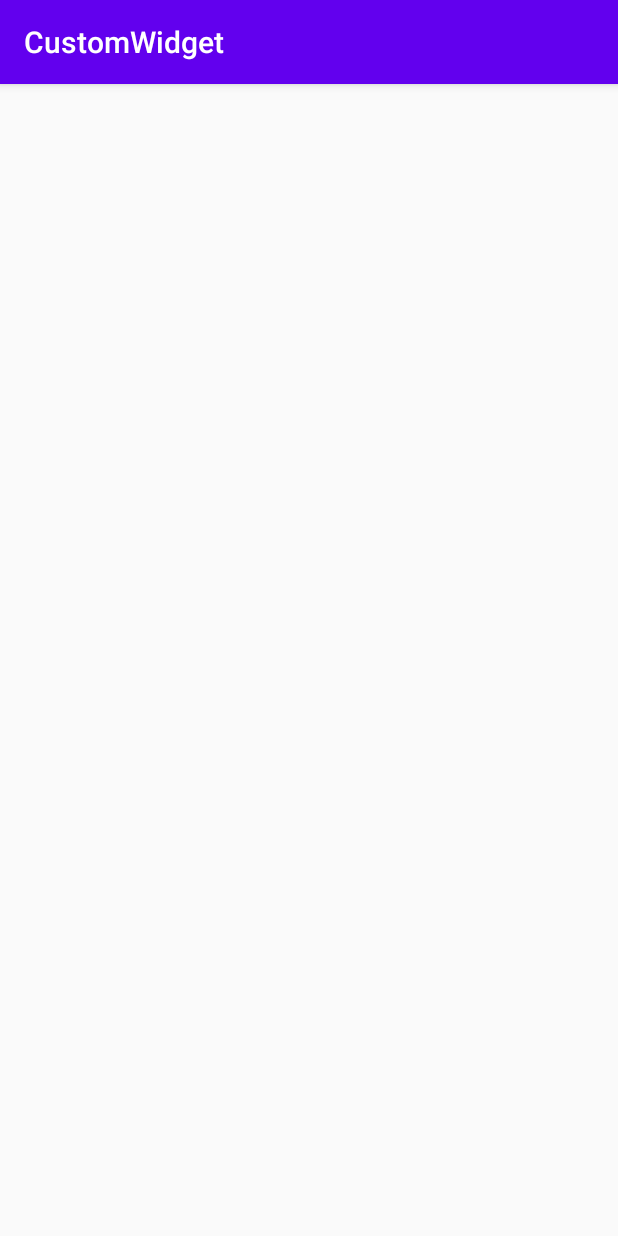
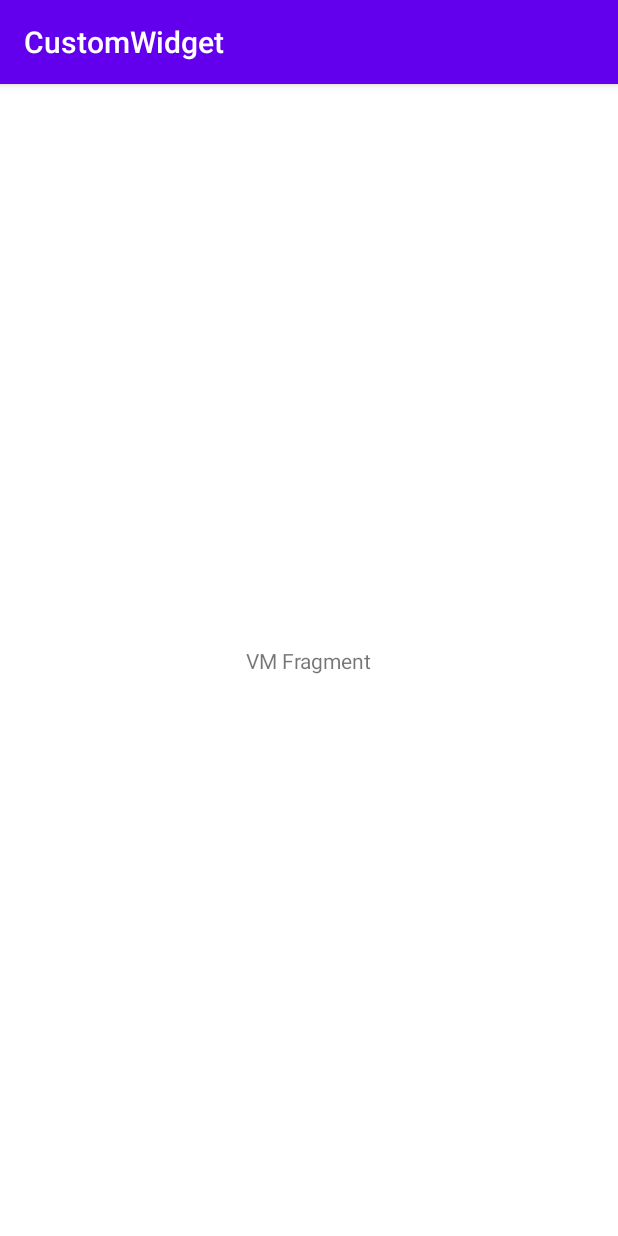
Before and after one commit to LucasDevelop/CustomView, an Android app: the VM2Activity screen opened directly, with no data from a screen before it, on a phone screen of 412 x 824 dp. Run offline under Robolectric (Android 15) with nearby library versions, the phone set to English and light mode, and no system bars; 4 statements that could not run were skipped.

Commit message:
Scope view model support fragment。

```diff
--- a/app/src/main/java/com/cj/customwidget/page/viewmodel/VM1Activity.kt
+++ b/app/src/main/java/com/cj/customwidget/page/viewmodel/VM1Activity.kt
@@ -16,7 +16,7 @@ class VM1Activity : AppCompatActivity() {
     override fun onCreate(savedInstanceState: Bundle?) {
         super.onCreate(savedInstanceState)
         injectViewModel()
-        vm.p()
+        "page:${this::class.java.simpleName},vm:${vm}".p()
         setContentView(R.layout.activity_v_m1)
         v_open.setOnClickListener { startActivity(Intent(this,VM2Activity::class.java)) }
     }
--- a/app/src/main/java/com/cj/customwidget/page/viewmodel/VM2Activity.kt
+++ b/app/src/main/java/com/cj/customwidget/page/viewmodel/VM2Activity.kt
@@ -14,7 +14,7 @@ class VM2Activity : AppCompatActivity() {
     override fun onCreate(savedInstanceState: Bundle?) {
         super.onCreate(savedInstanceState)
         injectViewModel()
-        vm.p()
+        "page:${this::class.java.simpleName},vm:${vm}".p()
         setContentView(R.layout.activity_v_m2)
     }
 }
--- /dev/null
+++ b/app/src/main/java/com/cj/customwidget/page/viewmodel/VMFragment.kt
@@ -0,0 +1,27 @@
+package com.cj.customwidget.page.viewmodel
+
+import android.os.Bundle
+import android.view.LayoutInflater
+import android.view.View
+import android.view.ViewGroup
+import android.widget.FrameLayout
+import androidx.fragment.app.Fragment
+import com.cj.customwidget.R
+import com.cj.customwidget.ext.p
+
+class VMFragment: Fragment() {
+
+    @VMScope("lucas")
+    lateinit var vm: ViewModel1
+
+    override fun onCreate(savedInstanceState: Bundle?) {
+        super.onCreate(savedInstanceState)
+        injectViewModel()
+        vm.test()
+        "page:${this::class.java.simpleName},vm:${vm}".p()
+    }
+
+    override fun onCreateView(inflater: LayoutInflater, container: ViewGroup?, savedInstanceState: Bundle?): View? {
+        return View.inflate(requireContext(), R.layout.fragment_vm,null)
+    }
+}
--- a/app/src/main/java/com/cj/customwidget/page/viewmodel/ViewModelExt.kt
+++ b/app/src/main/java/com/cj/customwidget/page/viewmodel/ViewModelExt.kt
@@ -12,7 +12,7 @@ import androidx.lifecycle.*
 
 private val vMStores = HashMap<String, VMStore>()
 
-fun ComponentActivity.injectViewModel() {
+fun LifecycleOwner.injectViewModel() {
     //根据作用域创建商店
     this::class.java.declaredFields.forEach { field ->
         field.getAnnotation(VMScope::class.java)?.also { scope ->
--- a/app/src/main/res/layout/activity_v_m2.xml
+++ b/app/src/main/res/layout/activity_v_m2.xml
@@ -5,5 +5,9 @@
     android:layout_width="match_parent"
     android:layout_height="match_parent"
     tools:context=".page.viewmodel.VM2Activity">
-
+<fragment
+    android:id="@+id/fragment"
+    android:name="com.cj.customwidget.page.viewmodel.VMFragment"
+    android:layout_width="match_parent"
+    android:layout_height="match_parent"/>
 </androidx.constraintlayout.widget.ConstraintLayout>
--- /dev/null
+++ b/app/src/main/res/layout/fragment_vm.xml
@@ -0,0 +1,16 @@
+<?xml version="1.0" encoding="utf-8"?>
+<androidx.constraintlayout.widget.ConstraintLayout xmlns:android="http://schemas.android.com/apk/res/android"
+    android:layout_width="match_parent"
+    android:layout_height="match_parent"
+    android:background="#fff"
+    xmlns:app="http://schemas.android.com/apk/res-auto">
+
+    <TextView
+        android:text="VM Fragment"
+        app:layout_constraintStart_toStartOf="parent"
+        app:layout_constraintEnd_toEndOf="parent"
+        app:layout_constraintTop_toTopOf="parent"
+        app:layout_constraintBottom_toBottomOf="parent"
+        android:layout_width="wrap_content"
+        android:layout_height="wrap_content"/>
+</androidx.constraintlayout.widget.ConstraintLayout>
```
Also changed, not shown: 1 other file.
